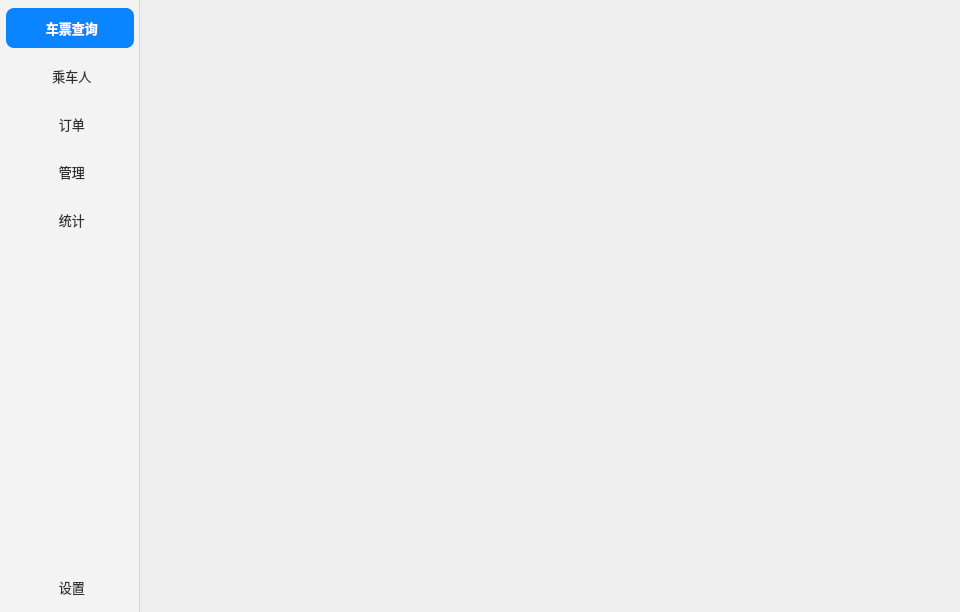
Old version of the form mainwindow.ui in the repository miunerofrade/seu-qt-summer-school.
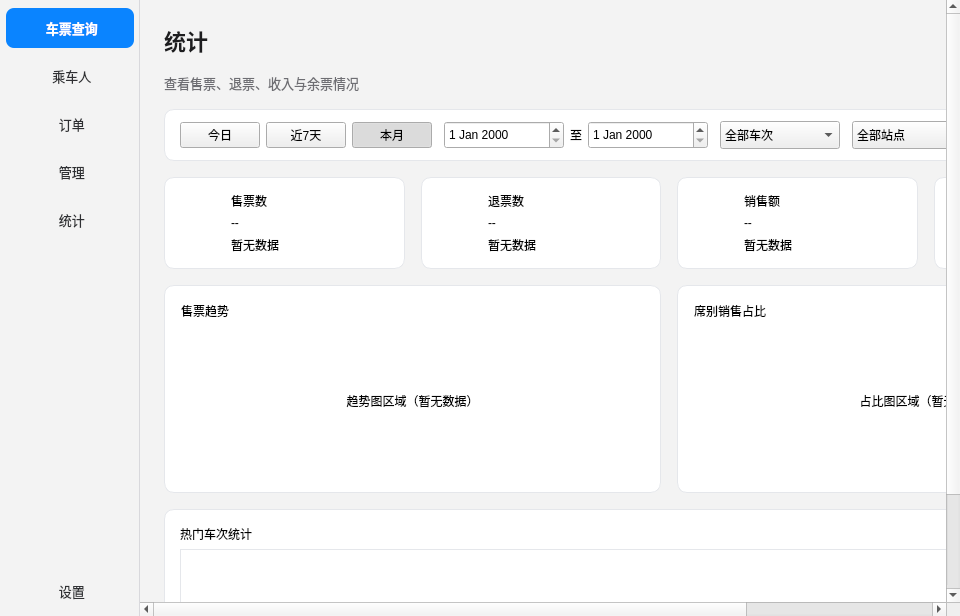
New version of the form. The open tabs and pages were chosen to show the change. Icons and pictures are not drawn. Custom widgets are drawn as their Qt base class.

Commit message: feat:增加了统计页面

Diff of the .ui file:
```diff
--- a/mainwindow.ui
+++ b/mainwindow.ui
@@ -1187,6 +1187,15 @@
     font-weight: 600;
 }
 
+QLabel#labelStationAdminIcon,
+QLabel#labelTrainAdminIcon,
+QLabel#labelScheduleAdminIcon,
+QLabel#labelSeatAdminIcon {
+    background-color: #EAF3FF;
+    border-radius: 8px;
+    padding: 8px;
+}
+
 QLabel#labelStationAdminDescription,
 QLabel#labelTrainAdminDescription,
 QLabel#labelScheduleAdminDescription,
@@ -1260,8 +1269,7 @@
              <property name="topMargin"><number>16</number></property>
              <property name="rightMargin"><number>16</number></property>
              <property name="bottomMargin"><number>16</number></property>
-             <item><widget class="QLabel" name="labelStationAdminTitle"><property name="text"><string>车站管理</string></property><property name="class">adminCardTitle</property></widget></item>
-             <item><widget class="QLabel" name="labelStationAdminDescription"><property name="text"><string>维护车站名称、城市和站点状态</string></property><property name="class">adminCardDescription</property></widget></item>
+             <item><widget class="QWidget" name="stationAdminHeaderRow" native="true"><layout class="QHBoxLayout" name="horizontalLayoutStationAdminHeader"><property name="leftMargin"><number>0</number></property><property name="topMargin"><number>0</number></property><property name="rightMargin"><number>0</number></property><property name="bottomMargin"><number>0</number></property><item><widget class="QLabel" name="labelStationAdminIcon"><property name="minimumSize"><size><width>44</width><height>44</height></size></property><property name="maximumSize"><size><width>44</width><height>44</height></size></property><property name="pixmap"><pixmap resource="resources.qrc">:/icons/landmark.svg</pixmap></property><property name="alignment"><set>Qt::AlignmentFlag::AlignCenter</set></property></widget></item><item><layout class="QVBoxLayout" name="verticalLayoutStationAdminHeaderText"><item><widget class="QLabel" name="labelStationAdminTitle"><property name="text"><string>车站管理</string></property><property name="class">adminCardTitle</property></widget></item><item><widget class="QLabel" name="labelStationAdminDescription"><property name="text"><string>维护车站名称、城市和站点状态</string></property><property name="class">adminCardDescription</property></widget></item></layout></item></layout></widget></item>
              <item><spacer name="verticalSpacerStationAdmin"><property name="orientation"><enum>Qt::Orientation::Vertical</enum></property><property name="sizeHint" stdset="0"><size><width>20</width><height>20</height></size></property></spacer></item>
              <item><widget class="QWidget" name="stationAdminMetaRow" native="true"><layout class="QHBoxLayout" name="horizontalLayoutStationAdminMeta"><property name="leftMargin"><number>0</number></property><property name="topMargin"><number>0</number></property><property name="rightMargin"><number>0</number></property><property name="bottomMargin"><number>0</number></property><item><widget class="QLabel" name="labelStationAdminData"><property name="text"><string>暂无数据</string></property><property name="class">adminCardDescription</property></widget></item><item><spacer name="horizontalSpacerStationAdminMeta"><property name="orientation"><enum>Qt::Orientation::Horizontal</enum></property><property name="sizeHint" stdset="0"><size><width>20</width><height>20</height></size></property></spacer></item><item><widget class="QPushButton" name="btnManageStations"><property name="text"><string>管理车站</string></property><property name="class">adminEntryButton</property></widget></item></layout></widget></item>
             </layout>
@@ -1273,8 +1281,7 @@
             <property name="class">adminCard</property>
             <layout class="QVBoxLayout" name="verticalLayoutTrainAdmin">
              <property name="leftMargin"><number>16</number></property><property name="topMargin"><number>16</number></property><property name="rightMargin"><number>16</number></property><property name="bottomMargin"><number>16</number></property>
-             <item><widget class="QLabel" name="labelTrainAdminTitle"><property name="text"><string>车次管理</string></property><property name="class">adminCardTitle</property></widget></item>
-             <item><widget class="QLabel" name="labelTrainAdminDescription"><property name="text"><string>维护车次编号、起终点和运行状态</string></property><property name="class">adminCardDescription</property></widget></item>
+             <item><widget class="QWidget" name="trainAdminHeaderRow" native="true"><layout class="QHBoxLayout" name="horizontalLayoutTrainAdminHeader"><property name="leftMargin"><number>0</number></property><property name="topMargin"><number>0</number></property><property name="rightMargin"><number>0</number></property><property name="bottomMargin"><number>0</number></property><item><widget class="QLabel" name="labelTrainAdminIcon"><property name="minimumSize"><size><width>44</width><height>44</height></size></property><property name="maximumSize"><size><width>44</width><height>44</height></size></property><property name="pixmap"><pixmap resource="resources.qrc">:/icons/train-front.svg</pixmap></property><property name="alignment"><set>Qt::AlignmentFlag::AlignCenter</set></property></widget></item><item><layout class="QVBoxLayout" name="verticalLayoutTrainAdminHeaderText"><item><widget class="QLabel" name="labelTrainAdminTitle"><property name="text"><string>车次管理</string></property><property name="class">adminCardTitle</property></widget></item><item><widget class="QLabel" name="labelTrainAdminDescription"><property name="text"><string>维护车次编号、起终点和运行状态</string></property><property name="class">adminCardDescription</property></widget></item></layout></item></layout></widget></item>
              <item><spacer name="verticalSpacerTrainAdmin"><property name="orientation"><enum>Qt::Orientation::Vertical</enum></property><property name="sizeHint" stdset="0"><size><width>20</width><height>20</height></size></property></spacer></item>
              <item><widget class="QWidget" name="trainAdminMetaRow" native="true"><layout class="QHBoxLayout" name="horizontalLayoutTrainAdminMeta"><property name="leftMargin"><number>0</number></property><property name="topMargin"><number>0</number></property><property name="rightMargin"><number>0</number></property><property name="bottomMargin"><number>0</number></property><item><widget class="QLabel" name="labelTrainAdminData"><property name="text"><string>暂无数据</string></property><property name="class">adminCardDescription</property></widget></item><item><spacer name="horizontalSpacerTrainAdminMeta"><property name="orientation"><enum>Qt::Orientation::Horizontal</enum></property><property name="sizeHint" stdset="0"><size><width>20</width><height>20</height></size></property></spacer></item><item><widget class="QPushButton" name="btnManageTrains"><property name="text"><string>管理车次</string></property><property name="class">adminEntryButton</property></widget></item></layout></widget></item>
             </layout>
@@ -1286,8 +1293,7 @@
             <property name="class">adminCard</property>
             <layout class="QVBoxLayout" name="verticalLayoutScheduleAdmin">
              <property name="leftMargin"><number>16</number></property><property name="topMargin"><number>16</number></property><property name="rightMargin"><number>16</number></property><property name="bottomMargin"><number>16</number></property>
-             <item><widget class="QLabel" name="labelScheduleAdminTitle"><property name="text"><string>时刻 / 经停站</string></property><property name="class">adminCardTitle</property></widget></item>
-             <item><widget class="QLabel" name="labelScheduleAdminDescription"><property name="text"><string>维护发车时刻、到站时刻和经停站</string></property><property name="class">adminCardDescription</property></widget></item>
+             <item><widget class="QWidget" name="scheduleAdminHeaderRow" native="true"><layout class="QHBoxLayout" name="horizontalLayoutScheduleAdminHeader"><property name="leftMargin"><number>0</number></property><property name="topMargin"><number>0</number></property><property name="rightMargin"><number>0</number></property><property name="bottomMargin"><number>0</number></property><item><widget class="QLabel" name="labelScheduleAdminIcon"><property name="minimumSize"><size><width>44</width><height>44</height></size></property><property name="maximumSize"><size><width>44</width><height>44</height></size></property><property name="pixmap"><pixmap resource="resources.qrc">:/icons/clock.svg</pixmap></property><property name="alignment"><set>Qt::AlignmentFlag::AlignCenter</set></property></widget></item><item><layout class="QVBoxLayout" name="verticalLayoutScheduleAdminHeaderText"><item><widget class="QLabel" name="labelScheduleAdminTitle"><property name="text"><string>时刻 / 经停站</string></property><property name="class">adminCardTitle</property></widget></item><item><widget class="QLabel" name="labelScheduleAdminDescription"><property name="text"><string>维护发车时刻、到站时刻和经停站</string></property><property name="class">adminCardDescription</property></widget></item></layout></item></layout></widget></item>
              <item><spacer name="verticalSpacerScheduleAdmin"><property name="orientation"><enum>Qt::Orientation::Vertical</enum></property><property name="sizeHint" stdset="0"><size><width>20</width><height>20</height></size></property></spacer></item>
              <item><widget class="QWidget" name="scheduleAdminMetaRow" native="true"><layout class="QHBoxLayout" name="horizontalLayoutScheduleAdminMeta"><property name="leftMargin"><number>0</number></property><property name="topMargin"><number>0</number></property><property name="rightMargin"><number>0</number></property><property name="bottomMargin"><number>0</number></property><item><widget class="QLabel" name="labelScheduleAdminData"><property name="text"><string>暂无数据</string></property><property name="class">adminCardDescription</property></widget></item><item><spacer name="horizontalSpacerScheduleAdminMeta"><property name="orientation"><enum>Qt::Orientation::Horizontal</enum></property><property name="sizeHint" stdset="0"><size><width>20</width><height>20</height></size></property></spacer></item><item><widget class="QPushButton" name="btnManageSchedules"><property name="text"><string>管理时刻与经停站</string></property><property name="class">adminEntryButton</property></widget></item></layout></widget></item>
             </layout>
@@ -1299,8 +1305,7 @@
             <property name="class">adminCard</property>
             <layout class="QVBoxLayout" name="verticalLayoutSeatAdmin">
              <property name="leftMargin"><number>16</number></property><property name="topMargin"><number>16</number></property><property name="rightMargin"><number>16</number></property><property name="bottomMargin"><number>16</number></property>
-             <item><widget class="QLabel" name="labelSeatAdminTitle"><property name="text"><string>席别 / 票价 / 余票</string></property><property name="class">adminCardTitle</property></widget></item>
-             <item><widget class="QLabel" name="labelSeatAdminDescription"><property name="text"><string>维护席别配置、票价规则和余票数量</string></property><property name="class">adminCardDescription</property></widget></item>
+             <item><widget class="QWidget" name="seatAdminHeaderRow" native="true"><layout class="QHBoxLayout" name="horizontalLayoutSeatAdminHeader"><property name="leftMargin"><number>0</number></property><property name="topMargin"><number>0</number></property><property name="rightMargin"><number>0</number></property><property name="bottomMargin"><number>0</number></property><item><widget class="QLabel" name="labelSeatAdminIcon"><property name="minimumSize"><size><width>44</width><height>44</height></size></property><property name="maximumSize"><size><width>44</width><height>44</height></size></property><property name="pixmap"><pixmap resource="resources.qrc">:/icons/badge-yen.svg</pixmap></property><property name="alignment"><set>Qt::AlignmentFlag::AlignCenter</set></property></widget></item><item><layout class="QVBoxLayout" name="verticalLayoutSeatAdminHeaderText"><item><widget class="QLabel" name="labelSeatAdminTitle"><property name="text"><string>席别 / 票价 / 余票</string></property><property name="class">adminCardTitle</property></widget></item><item><widget class="QLabel" name="labelSeatAdminDescription"><property name="text"><string>维护席别配置、票价规则和余票数量</string></property><property name="class">adminCardDescription</property></widget></item></layout></item></layout></widget></item>
              <item><spacer name="verticalSpacerSeatAdmin"><property name="orientation"><enum>Qt::Orientation::Vertical</enum></property><property name="sizeHint" stdset="0"><size><width>20</width><height>20</height></size></property></spacer></item>
              <item><widget class="QWidget" name="seatAdminMetaRow" native="true"><layout class="QHBoxLayout" name="horizontalLayoutSeatAdminMeta"><property name="leftMargin"><number>0</number></property><property name="topMargin"><number>0</number></property><property name="rightMargin"><number>0</number></property><property name="bottomMargin"><number>0</number></property><item><widget class="QLabel" name="labelSeatAdminData"><property name="text"><string>暂无数据</string></property><property name="class">adminCardDescription</property></widget></item><item><spacer name="horizontalSpacerSeatAdminMeta"><property name="orientation"><enum>Qt::Orientation::Horizontal</enum></property><property name="sizeHint" stdset="0"><size><width>20</width><height>20</height></size></property></spacer></item><item><widget class="QPushButton" name="btnManageSeats"><property name="text"><string>管理席别与票价</string></property><property name="class">adminEntryButton</property></widget></item></layout></widget></item>
             </layout>
@@ -1336,7 +1341,198 @@
         </item>
        </layout>
       </widget>
-      <widget class="QWidget" name="pageStatistics"/>
+      <widget class="QWidget" name="pageStatistics">
+       <property name="styleSheet">
+        <string notr="true">QWidget#pageStatistics,
+QWidget#statisticsScrollContent {
+    background-color: #F3F3F3;
+}
+
+QLabel#labelStatisticsTitle {
+    color: #1D1D1F;
+    font-size: 22px;
+    font-weight: 600;
+}
+
+QLabel#labelStatisticsSubtitle,
+QLabel.statisticsCaption,
+QLabel.statisticsPlaceholder {
+    color: #6E6E73;
+    font-size: 13px;
+}
+
+QWidget#statisticsFilterCard,
+QFrame#metricTicketsCard,
+QFrame#metricRefundsCard,
+QFrame#metricRevenueCard,
+QFrame#metricRateCard,
+QFrame#statisticsTrendCard,
+QFrame#statisticsSeatCard,
+QWidget#statisticsTableCard {
+    background-color: #FFFFFF;
+    border: 1px solid #E5E7EB;
+    border-radius: 10px;
+}
+
+QLabel.statisticsMetricIcon {
+    background-color: #EAF3FF;
+    border-radius: 22px;
+    padding: 10px;
+}
+
+QLabel.statisticsMetricTitle {
+    color: #6E6E73;
+    font-size: 13px;
+}
+
+QLabel.statisticsMetricValue {
+    color: #1D1D1F;
+    font-size: 22px;
+    font-weight: 600;
+}
+
+QLabel.statisticsSectionTitle {
+    color: #1D1D1F;
+    font-size: 15px;
+    font-weight: 600;
+}
+
+QFrame.statisticsChartPlaceholder {
+    background-color: #FAFBFC;
+    border: 1px dashed #D8DDE6;
+    border-radius: 6px;
+}
+
+QPushButton#btnStatisticsQuery {
+    background-color: #0A84FF;
+    border: none;
+    border-radius: 6px;
+    color: #FFFFFF;
+    padding: 6px 18px;
+}
+
+QPushButton#btnStatisticsQuery:hover {
+    background-color: #0071E3;
+}
+
+QTableView#tableStatisticsTrains {
+    background-color: #FFFFFF;
+    border: 1px solid #E5E7EB;
+    border-radius: 0px;
+    color: #2F3033;
+    gridline-color: #ECEDEF;
+}
+
+QTableView#tableStatisticsTrains QHeaderView::section {
+    background-color: #FFFFFF;
+    border: none;
+    border-bottom: 1px solid #E5E7EB;
+    color: #6E6E73;
+    padding: 8px;
+}</string>
+       </property>
+       <layout class="QVBoxLayout" name="verticalLayoutStatisticsPage">
+        <property name="spacing"><number>0</number></property>
+        <property name="leftMargin"><number>0</number></property>
+        <property name="topMargin"><number>0</number></property>
+        <property name="rightMargin"><number>0</number></property>
+        <property name="bottomMargin"><number>0</number></property>
+        <item>
+         <widget class="QScrollArea" name="scrollAreaStatistics">
+          <property name="frameShape"><enum>QFrame::Shape::NoFrame</enum></property>
+          <property name="widgetResizable"><bool>true</bool></property>
+          <widget class="QWidget" name="statisticsScrollContent">
+           <property name="geometry"><rect><x>0</x><y>0</y><width>800</width><height>820</height></rect></property>
+           <layout class="QVBoxLayout" name="verticalLayoutStatisticsContent">
+            <property name="spacing"><number>16</number></property>
+            <property name="leftMargin"><number>24</number></property>
+            <property name="topMargin"><number>24</number></property>
+            <property name="rightMargin"><number>24</number></property>
+            <property name="bottomMargin"><number>24</number></property>
+            <item><widget class="QLabel" name="labelStatisticsTitle"><property name="text"><string>统计</string></property></widget></item>
+            <item><widget class="QLabel" name="labelStatisticsSubtitle"><property name="text"><string>查看售票、退票、收入与余票情况</string></property></widget></item>
+            <item>
+             <widget class="QWidget" name="statisticsFilterCard" native="true">
+              <layout class="QHBoxLayout" name="horizontalLayoutStatisticsFiltersPlaceholder">
+               <property name="spacing"><number>12</number></property><property name="leftMargin"><number>16</number></property><property name="topMargin"><number>12</number></property><property name="rightMargin"><number>16</number></property><property name="bottomMargin"><number>12</number></property>
+               <item>
+                <widget class="QWidget" name="statisticsQuickFilterGroup" native="true">
+                 <layout class="QHBoxLayout" name="horizontalLayoutStatisticsQuickFilters">
+                  <property name="leftMargin"><number>0</number></property><property name="topMargin"><number>0</number></property><property name="rightMargin"><number>0</number></property><property name="bottomMargin"><number>0</number></property>
+                  <item><widget class="QPushButton" name="btnStatisticsToday"><property name="text"><string>今日</string></property><property name="checkable"><bool>true</bool></property><property name="autoExclusive"><bool>true</bool></property></widget></item>
+                  <item><widget class="QPushButton" name="btnStatisticsWeek"><property name="text"><string>近7天</string></property><property name="checkable"><bool>true</bool></property><property name="autoExclusive"><bool>true</bool></property></widget></item>
+                  <item><widget class="QPushButton" name="btnStatisticsMonth"><property name="text"><string>本月</string></property><property name="checkable"><bool>true</bool></property><property name="checked"><bool>true</bool></property><property name="autoExclusive"><bool>true</bool></property></widget></item>
+                 </layout>
+                </widget>
+               </item>
+               <item>
+                <widget class="QWidget" name="statisticsDateFilterGroup" native="true">
+                 <layout class="QHBoxLayout" name="horizontalLayoutStatisticsDates">
+                  <property name="leftMargin"><number>0</number></property><property name="topMargin"><number>0</number></property><property name="rightMargin"><number>0</number></property><property name="bottomMargin"><number>0</number></property>
+                  <item><widget class="DateEdit" name="dateStatisticsFrom"><property name="minimumSize"><size><width>120</width><height>28</height></size></property></widget></item>
+                  <item><widget class="QLabel" name="labelStatisticsDateSeparator"><property name="text"><string>至</string></property><property name="alignment"><set>Qt::AlignmentFlag::AlignCenter</set></property></widget></item>
+                  <item><widget class="DateEdit" name="dateStatisticsTo"><property name="minimumSize"><size><width>120</width><height>28</height></size></property></widget></item>
+                 </layout>
+                </widget>
+               </item>
+               <item>
+                <widget class="QWidget" name="statisticsTrainFilterGroup" native="true">
+                 <layout class="QHBoxLayout" name="horizontalLayoutStatisticsTrainFilter">
+                  <property name="leftMargin"><number>0</number></property><property name="topMargin"><number>0</number></property><property name="rightMargin"><number>0</number></property><property name="bottomMargin"><number>0</number></property>
+                  <item><widget class="QComboBox" name="comboStatisticsTrain"><property name="minimumSize"><size><width>120</width><height>28</height></size></property><item><property name="text"><string>全部车次</string></property></item></widget></item>
+                 </layout>
+                </widget>
+               </item>
+               <item>
+                <widget class="QWidget" name="statisticsStationFilterGroup" native="true">
+                 <layout class="QHBoxLayout" name="horizontalLayoutStatisticsStationFilter">
+                  <property name="leftMargin"><number>0</number></property><property name="topMargin"><number>0</number></property><property name="rightMargin"><number>0</number></property><property name="bottomMargin"><number>0</number></property>
+                  <item><widget class="QComboBox" name="comboStatisticsStation"><property name="minimumSize"><size><width>120</width><height>28</height></size></property><item><property name="text"><string>全部站点</string></property></item></widget></item>
+                 </layout>
+                </widget>
+               </item>
+               <item>
+                <widget class="QWidget" name="statisticsActionGroup" native="true">
+                 <layout class="QHBoxLayout" name="horizontalLayoutStatisticsActions">
+                  <property name="leftMargin"><number>0</number></property><property name="topMargin"><number>0</number></property><property name="rightMargin"><number>0</number></property><property name="bottomMargin"><number>0</number></property>
+                  <item><widget class="QPushButton" name="btnStatisticsQuery"><property name="minimumSize"><size><width>88</width><height>28</height></size></property><property name="text"><string>查询</string></property></widget></item>
+                  <item><widget class="QPushButton" name="btnStatisticsExport"><property name="text"><string>导出报表</string></property></widget></item>
+                 </layout>
+                </widget>
+               </item>
+              </layout>
+             </widget>
+            </item>
+            <item>
+             <layout class="QHBoxLayout" name="horizontalLayoutStatisticsMetrics">
+              <property name="spacing"><number>16</number></property>
+              <item><widget class="QFrame" name="metricTicketsCard"><layout class="QHBoxLayout" name="horizontalLayoutMetricTickets"><property name="leftMargin"><number>16</number></property><property name="topMargin"><number>14</number></property><property name="rightMargin"><number>16</number></property><property name="bottomMargin"><number>14</number></property><item><widget class="QLabel" name="iconMetricTickets"><property name="minimumSize"><size><width>44</width><height>44</height></size></property><property name="maximumSize"><size><width>44</width><height>44</height></size></property><property name="pixmap"><pixmap resource="resources.qrc">:/icons/ticket.svg</pixmap></property><property name="alignment"><set>Qt::AlignmentFlag::AlignCenter</set></property><property name="class">statisticsMetricIcon</property></widget></item><item><layout class="QVBoxLayout" name="verticalLayoutMetricTickets"><item><widget class="QLabel" name="labelMetricTicketsTitle"><property name="text"><string>售票数</string></property><property name="class">statisticsMetricTitle</property></widget></item><item><widget class="QLabel" name="labelMetricTicketsValue"><property name="text"><string>--</string></property><property name="class">statisticsMetricValue</property></widget></item><item><widget class="QLabel" name="labelMetricTicketsCaption"><property name="text"><string>暂无数据</string></property><property name="class">statisticsCaption</property></widget></item></layout></item></layout></widget></item>
+              <item><widget class="QFrame" name="metricRefundsCard"><layout class="QHBoxLayout" name="horizontalLayoutMetricRefunds"><property name="leftMargin"><number>16</number></property><property name="topMargin"><number>14</number></property><property name="rightMargin"><number>16</number></property><property name="bottomMargin"><number>14</number></property><item><widget class="QLabel" name="iconMetricRefunds"><property name="minimumSize"><size><width>44</width><height>44</height></size></property><property name="maximumSize"><size><width>44</width><height>44</height></size></property><property name="pixmap"><pixmap resource="resources.qrc">:/icons/refresh-cw.svg</pixmap></property><property name="alignment"><set>Qt::AlignmentFlag::AlignCenter</set></property><property name="class">statisticsMetricIcon</property></widget></item><item><layout class="QVBoxLayout" name="verticalLayoutMetricRefunds"><item><widget class="QLabel" name="labelMetricRefundsTitle"><property name="text"><string>退票数</string></property><property name="class">statisticsMetricTitle</property></widget></item><item><widget class="QLabel" name="labelMetricRefundsValue"><property name="text"><string>--</string></property><property name="class">statisticsMetricValue</property></widget></item><item><widget class="QLabel" name="labelMetricRefundsCaption"><property name="text"><string>暂无数据</string></property><property name="class">statisticsCaption</property></widget></item></layout></item></layout></widget></item>
+              <item><widget class="QFrame" name="metricRevenueCard"><layout class="QHBoxLayout" name="horizontalLayoutMetricRevenue"><property name="leftMargin"><number>16</number></property><property name="topMargin"><number>14</number></property><property name="rightMargin"><number>16</number></property><property name="bottomMargin"><number>14</number></property><item><widget class="QLabel" name="iconMetricRevenue"><property name="minimumSize"><size><width>44</width><height>44</height></size></property><property name="maximumSize"><size><width>44</width><height>44</height></size></property><property name="pixmap"><pixmap resource="resources.qrc">:/icons/wallet.svg</pixmap></property><property name="alignment"><set>Qt::AlignmentFlag::AlignCenter</set></property><property name="class">statisticsMetricIcon</property></widget></item><item><layout class="QVBoxLayout" name="verticalLayoutMetricRevenue"><item><widget class="QLabel" name="labelMetricRevenueTitle"><property name="text"><string>销售额</string></property><property name="class">statisticsMetricTitle</property></widget></item><item><widget class="QLabel" name="labelMetricRevenueValue"><property name="text"><string>--</string></property><property name="class">statisticsMetricValue</property></widget></item><item><widget class="QLabel" name="labelMetricRevenueCaption"><property name="text"><string>暂无数据</string></property><property name="class">statisticsCaption</property></widget></item></layout></item></layout></widget></item>
+              <item><widget class="QFrame" name="metricRateCard"><layout class="QHBoxLayout" name="horizontalLayoutMetricRate"><property name="leftMargin"><number>16</number></property><property name="topMargin"><number>14</number></property><property name="rightMargin"><number>16</number></property><property name="bottomMargin"><number>14</number></property><item><widget class="QLabel" name="iconMetricRate"><property name="minimumSize"><size><width>44</width><height>44</height></size></property><property name="maximumSize"><size><width>44</width><height>44</height></size></property><property name="pixmap"><pixmap resource="resources.qrc">:/icons/chart-pie.svg</pixmap></property><property name="alignment"><set>Qt::AlignmentFlag::AlignCenter</set></property><property name="class">statisticsMetricIcon</property></widget></item><item><layout class="QVBoxLayout" name="verticalLayoutMetricRate"><item><widget class="QLabel" name="labelMetricRateTitle"><property name="text"><string>平均余票率</string></property><property name="class">statisticsMetricTitle</property></widget></item><item><widget class="QLabel" name="labelMetricRateValue"><property name="text"><string>--</string></property><property name="class">statisticsMetricValue</property></widget></item><item><widget class="QLabel" name="labelMetricRateCaption"><property name="text"><string>暂无数据</string></property><property name="class">statisticsCaption</property></widget></item></layout></item></layout></widget></item>
+             </layout>
+            </item>
+            <item>
+             <layout class="QHBoxLayout" name="horizontalLayoutStatisticsCharts">
+              <property name="spacing"><number>16</number></property>
+              <item><widget class="QFrame" name="statisticsTrendCard"><layout class="QVBoxLayout" name="verticalLayoutStatisticsTrend"><property name="leftMargin"><number>16</number></property><property name="topMargin"><number>16</number></property><property name="rightMargin"><number>16</number></property><property name="bottomMargin"><number>16</number></property><item><widget class="QLabel" name="labelStatisticsTrendTitle"><property name="text"><string>售票趋势</string></property><property name="class">statisticsSectionTitle</property></widget></item><item><widget class="QFrame" name="statisticsTrendPlaceholder"><property name="minimumSize"><size><width>0</width><height>150</height></size></property><property name="class">statisticsChartPlaceholder</property><layout class="QVBoxLayout" name="verticalLayoutStatisticsTrendPlaceholder"><item><widget class="QLabel" name="labelStatisticsTrendPlaceholder"><property name="text"><string>趋势图区域（暂无数据）</string></property><property name="alignment"><set>Qt::AlignmentFlag::AlignCenter</set></property><property name="class">statisticsPlaceholder</property></widget></item></layout></widget></item></layout></widget></item>
+              <item><widget class="QFrame" name="statisticsSeatCard"><layout class="QVBoxLayout" name="verticalLayoutStatisticsSeat"><property name="leftMargin"><number>16</number></property><property name="topMargin"><number>16</number></property><property name="rightMargin"><number>16</number></property><property name="bottomMargin"><number>16</number></property><item><widget class="QLabel" name="labelStatisticsSeatTitle"><property name="text"><string>席别销售占比</string></property><property name="class">statisticsSectionTitle</property></widget></item><item><widget class="QFrame" name="statisticsSeatPlaceholder"><property name="minimumSize"><size><width>0</width><height>150</height></size></property><property name="class">statisticsChartPlaceholder</property><layout class="QVBoxLayout" name="verticalLayoutStatisticsSeatPlaceholder"><item><widget class="QLabel" name="labelStatisticsSeatPlaceholder"><property name="text"><string>占比图区域（暂无数据）</string></property><property name="alignment"><set>Qt::AlignmentFlag::AlignCenter</set></property><property name="class">statisticsPlaceholder</property></widget></item></layout></widget></item></layout></widget></item>
+             </layout>
+            </item>
+            <item>
+             <widget class="QWidget" name="statisticsTableCard" native="true">
+              <layout class="QVBoxLayout" name="verticalLayoutStatisticsTable"><property name="leftMargin"><number>16</number></property><property name="topMargin"><number>16</number></property><property name="rightMargin"><number>16</number></property><property name="bottomMargin"><number>16</number></property>
+               <item><widget class="QLabel" name="labelStatisticsTableTitle"><property name="text"><string>热门车次统计</string></property><property name="class">statisticsSectionTitle</property></widget></item>
+               <item><widget class="QTableView" name="tableStatisticsTrains"><property name="minimumSize"><size><width>0</width><height>130</height></size></property><property name="alternatingRowColors"><bool>true</bool></property><property name="selectionBehavior"><enum>QAbstractItemView::SelectionBehavior::SelectRows</enum></property><property name="editTriggers"><enum>QAbstractItemView::EditTrigger::NoEditTriggers</enum></property></widget></item>
+              </layout>
+             </widget>
+            </item>
+           </layout>
+          </widget>
+         </widget>
+        </item>
+       </layout>
+      </widget>
       <widget class="QWidget" name="pageSettings"/>
      </widget>
     </item>
```
The commit also changes 17 other files.
